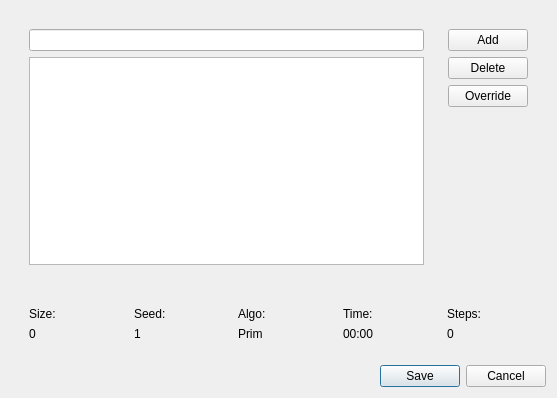
The window that savegameview.ui (FettGoenner/coma3) describes before a commit, drawn with Qt 5.
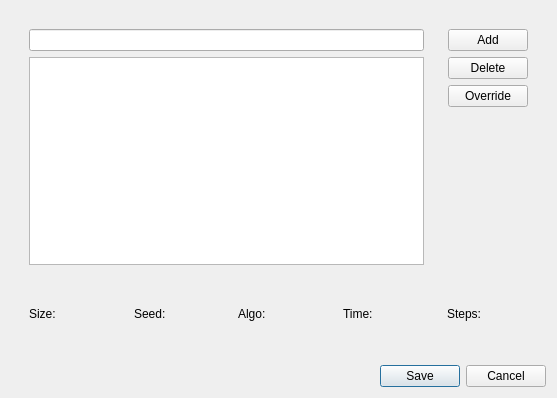
The same window after the commit.

The edit to the form file:
```diff
--- a/savegameview.ui
+++ b/savegameview.ui
@@ -122,7 +122,7 @@
          <item>
           <widget class="QLabel" name="sizeLabel">
            <property name="text">
-            <string>0</string>
+            <string/>
            </property>
           </widget>
          </item>
@@ -142,7 +142,7 @@
          <item>
           <widget class="QLabel" name="seedLabel">
            <property name="text">
-            <string>1</string>
+            <string/>
            </property>
           </widget>
          </item>
@@ -162,7 +162,7 @@
          <item>
           <widget class="QLabel" name="algoLabel">
            <property name="text">
-            <string>Prim</string>
+            <string/>
            </property>
           </widget>
          </item>
@@ -182,7 +182,7 @@
          <item>
           <widget class="QLabel" name="totalTimeLabel">
            <property name="text">
-            <string>00:00</string>
+            <string/>
            </property>
           </widget>
          </item>
@@ -202,7 +202,7 @@
          <item>
           <widget class="QLabel" name="totalStepsLabel">
            <property name="text">
-            <string>0</string>
+            <string/>
            </property>
           </widget>
          </item>
```
